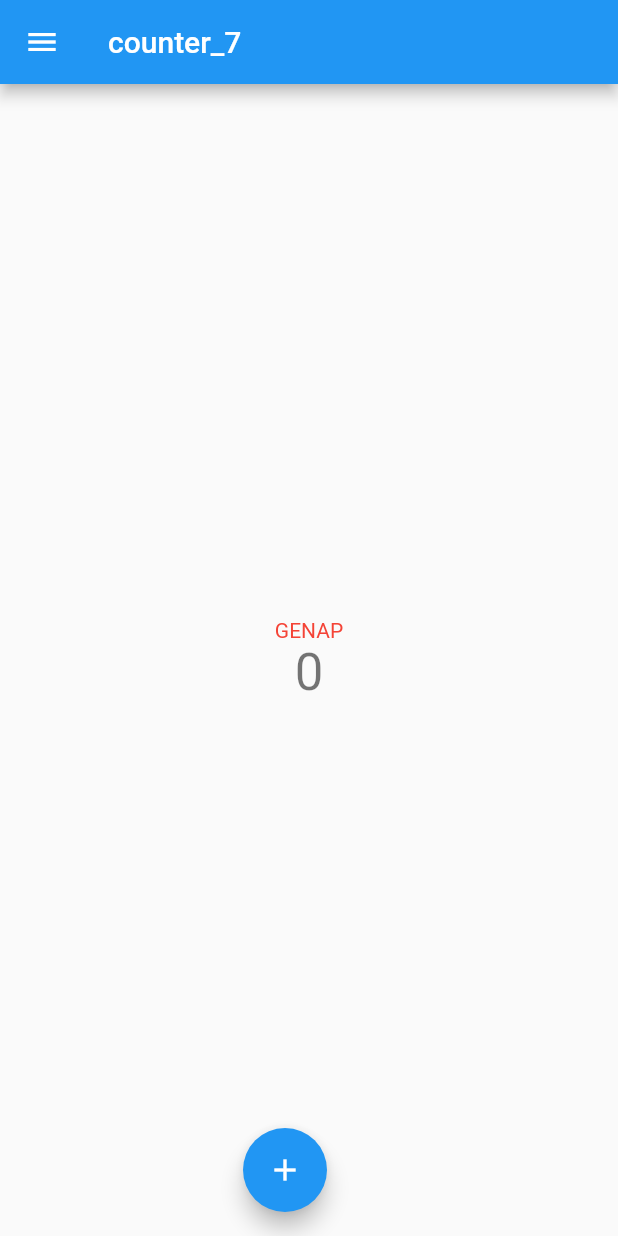
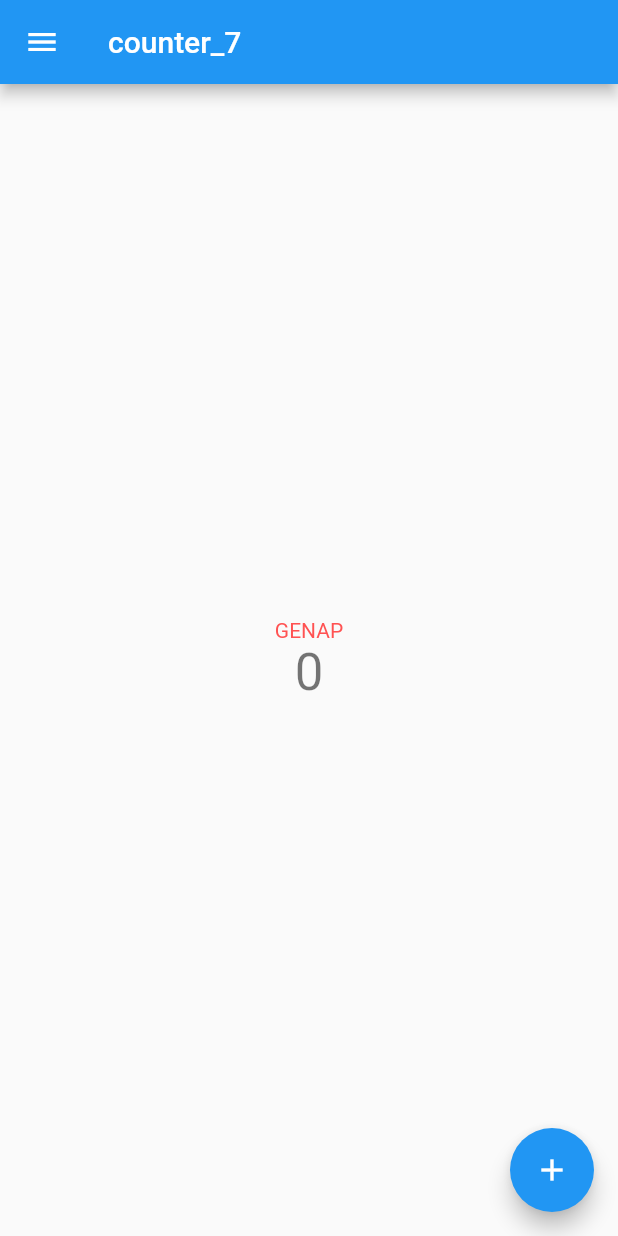
Before and after one commit to ihzadfm/pbp-flutter-lab, a Flutter app: the DataBudgetPage screen opened directly, in the side drawer, after a tap on "counter_7", on a phone screen of 412 x 824 dp. Run offline on Flutter 3.47's test engine with Material 2 defaults, Android fonts, the phone set to English and light mode, and no system bars; network calls fail.

```diff
--- a/lib/globals.dart
+++ b/lib/globals.dart
@@ -1,4 +1,4 @@
 library counter_7.globals;
-import 'package:counter_7/tambah_budget.dart';
+import 'package:counter_7/model/budget.dart';
 
 List<Budget> budgets = [];
--- a/lib/main.dart
+++ b/lib/main.dart
@@ -1,7 +1,5 @@
 import 'package:flutter/material.dart';
-import 'package:counter_7/tambah_budget.dart';
-import 'package:counter_7/data_budget.dart';
-import 'package:counter_7/drawer.dart';
+import 'package:counter_7/page/drawer.dart';
 
 void main() {
   runApp(const MyApp());
@@ -65,11 +63,11 @@ class _MyHomePageState extends State<MyHomePage> {
   }
 
   void _decrementCounter() {
+    setState(() {
       if (_counter > 0) {
-      setState(() {
         _counter--;
+      }
     });
-    }
   }
 
   @override
@@ -107,10 +105,11 @@ class _MyHomePageState extends State<MyHomePage> {
             // horizontal).
             mainAxisAlignment: MainAxisAlignment.center,
             children: <Widget>[
-            Text(_counter % 2 > 0 ? "GANJIL" : "GENAP",
-                style: _counter % 2 > 0
-                    ? const TextStyle(color: Colors.blue)
-                    : const TextStyle(color: Colors.red)),
+              _counter % 2 == 0
+                  ? const Text('GENAP',
+                      style: TextStyle(color: Colors.redAccent))
+                  : const Text('GANJIL',
+                      style: TextStyle(color: Colors.blueAccent)),
               Text(
                 '$_counter',
                 style: Theme.of(context).textTheme.headline4,
@@ -118,26 +117,27 @@ class _MyHomePageState extends State<MyHomePage> {
             ],
           ),
         ),
-      floatingActionButton: Row(
-        mainAxisAlignment: MainAxisAlignment.spaceEvenly,
+        floatingActionButton: Padding(
+            padding: const EdgeInsets.only(left: 30),
+            child: Row(
+              mainAxisAlignment: MainAxisAlignment.spaceBetween,
               children: [
-          if (_counter > 0)
-          Expanded(
+                Visibility(
+                    visible: _counter != 0,
                     child: FloatingActionButton(
                       onPressed: _decrementCounter,
                       tooltip: 'Decrement',
-              child: const Icon(Icons.horizontal_rule_sharp),
-            ),
-          ),
-          Expanded(
-            child: FloatingActionButton(
+                      backgroundColor:
+                          _counter == 0 ? Colors.grey : Colors.blueAccent,
+                      child: const Icon(Icons.remove),
+                    )),
+                FloatingActionButton(
                   onPressed: _incrementCounter,
                   tooltip: 'Increment',
                   child: const Icon(Icons.add),
                 ),
-          ),
               ],
-      ), // This trailing comma makes auto-formatting nicer for build methods.
+            )) // This trailing comma makes auto-formatting nicer for build methods.
         );
   }
 }
--- /dev/null
+++ b/lib/model/mywatchlist.dart
@@ -0,0 +1,63 @@
+// To parse this JSON data, do
+//
+//     final myWatchlist = myWatchlistFromJson(jsonString);
+import 'dart:convert';
+
+List<MyWatchlist> myWatchlistFromJson(String str) => List<MyWatchlist>.from(
+    json.decode(str).map((x) => MyWatchlist.fromJson(x)));
+
+String myWatchlistToJson(List<MyWatchlist> data) =>
+    json.encode(List<dynamic>.from(data.map((x) => x.toJson())));
+
+class MyWatchlist {
+  MyWatchlist({
+    required this.pk,
+    required this.fields,
+  });
+
+  int pk;
+  Fields fields;
+
+  factory MyWatchlist.fromJson(Map<String, dynamic> json) => MyWatchlist(
+        pk: json["pk"],
+        fields: Fields.fromJson(json["fields"]),
+      );
+
+  Map<String, dynamic> toJson() => {
+        "pk": pk,
+        "fields": fields.toJson(),
+      };
+}
+
+class Fields {
+  Fields({
+    required this.watched,
+    required this.title,
+    required this.rating,
+    required this.releaseDate,
+    required this.review,
+  });
+
+  bool watched;
+  String title;
+  int rating;
+  DateTime releaseDate;
+  String review;
+
+  factory Fields.fromJson(Map<String, dynamic> json) => Fields(
+        watched: json["watched"],
+        title: json["title"],
+        rating: json["rating"],
+        releaseDate: DateTime.parse(json["release_date"]),
+        review: json["review"],
+      );
+
+  Map<String, dynamic> toJson() => {
+        "watched": watched,
+        "title": title,
+        "rating": rating,
+        "release_date":
+            "${releaseDate.year.toString().padLeft(4, '0')}-${releaseDate.month.toString().padLeft(2, '0')}-${releaseDate.day.toString().padLeft(2, '0')}",
+        "review": review,
+      };
+}
--- a/lib/data_budget.dart
+++ b/lib/page/budget/data_budget.dart
@@ -1,8 +1,6 @@
 import 'package:flutter/material.dart';
-import 'package:counter_7/main.dart';
-import 'package:counter_7/tambah_budget.dart';
-import 'package:counter_7/drawer.dart';
-import 'globals.dart' as globals;
+import 'package:counter_7/page/drawer.dart';
+import 'package:counter_7/globals.dart' as globals;
 
 class DataBudgetPage extends StatefulWidget {
   const DataBudgetPage({super.key});
--- a/lib/drawer.dart
+++ b/lib/page/drawer.dart
@@ -1,7 +1,8 @@
 import 'package:flutter/material.dart';
 import 'package:counter_7/main.dart';
-import 'package:counter_7/tambah_budget.dart';
-import 'package:counter_7/data_budget.dart';
+import 'package:counter_7/page/budget/tambah_budget.dart';
+import 'package:counter_7/page/budget/data_budget.dart';
+import 'package:counter_7/page/mywatchlist/my_watchlist.dart';
 
 class DrawerApp extends StatelessWidget {
   const DrawerApp({super.key});
@@ -44,6 +45,16 @@ class DrawerApp extends StatelessWidget {
               );
             },
           ),
+          ListTile(
+            title: const Text('My Watchlist'),
+            onTap: () {
+              // Route menu ke halaman data budget
+              Navigator.pushReplacement(
+                context,
+                MaterialPageRoute(builder: (context) => const MyWatchlistPage()),
+              );
+            },
+          ),
         ],
       ),
     );
--- a/pubspec.yaml
+++ b/pubspec.yaml
@@ -20,7 +20,7 @@ publish_to: 'none' # Remove this line if you wish to publish to pub.dev
 version: 1.0.0+1
 
 environment:
-  sdk: '>=2.18.4 <3.0.0'
+  sdk: '>=2.18.2 <3.0.0'
 
 # Dependencies specify other packages that your package needs in order to work.
 # To automatically upgrade your package dependencies to the latest versions
@@ -36,6 +36,8 @@ dependencies:
   # The following adds the Cupertino Icons font to your application.
   # Use with the CupertinoIcons class for iOS style icons.
   cupertino_icons: ^1.0.2
+  http: ^0.13.5
+  intl: ^0.17.0
 
 dev_dependencies:
   flutter_test:
```
Also changed, not shown: lib/model/budget.dart (added, +9 -0 lines), lib/page/budget/tambah_budget.dart (renamed from lib/tambah_budget.dart, +9 -16 lines), lib/page/mywatchlist/my_watchlist.dart (added, +82 -0 lines), lib/page/mywatchlist/my_watchlist_detail.dart (added, +113 -0 lines), lib/utl/fetch_watchlist.dart (added, +27 -0 lines), pubspec.lock, 2 other files. Lines whose indentation alone changed are shown as unchanged.
